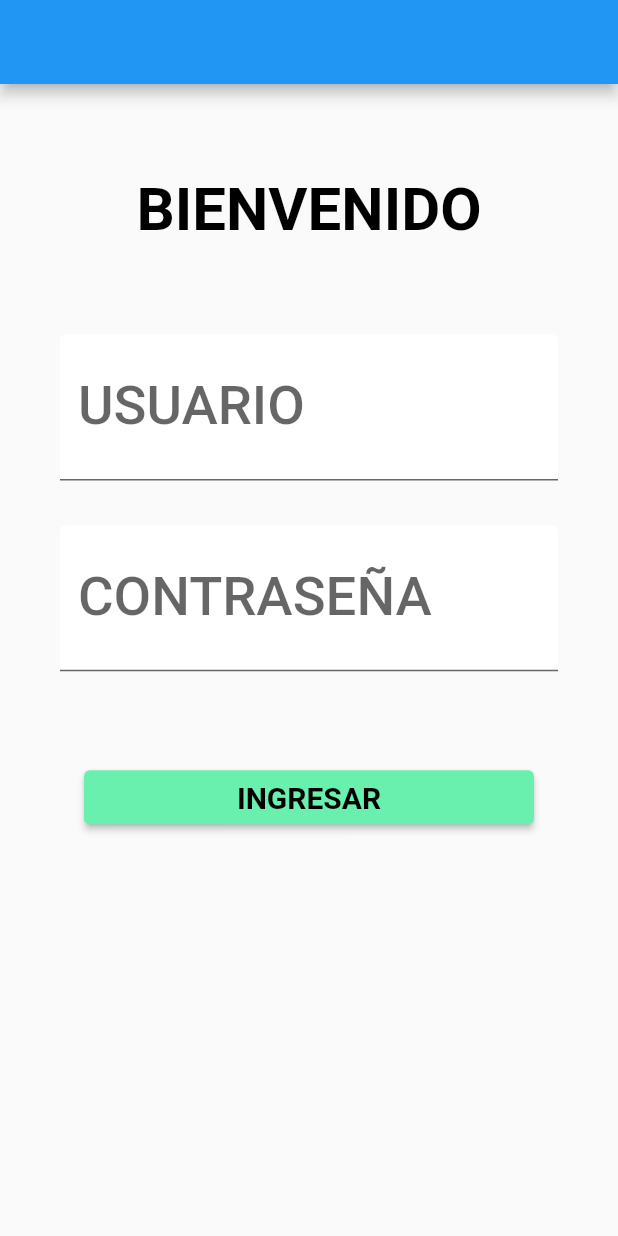
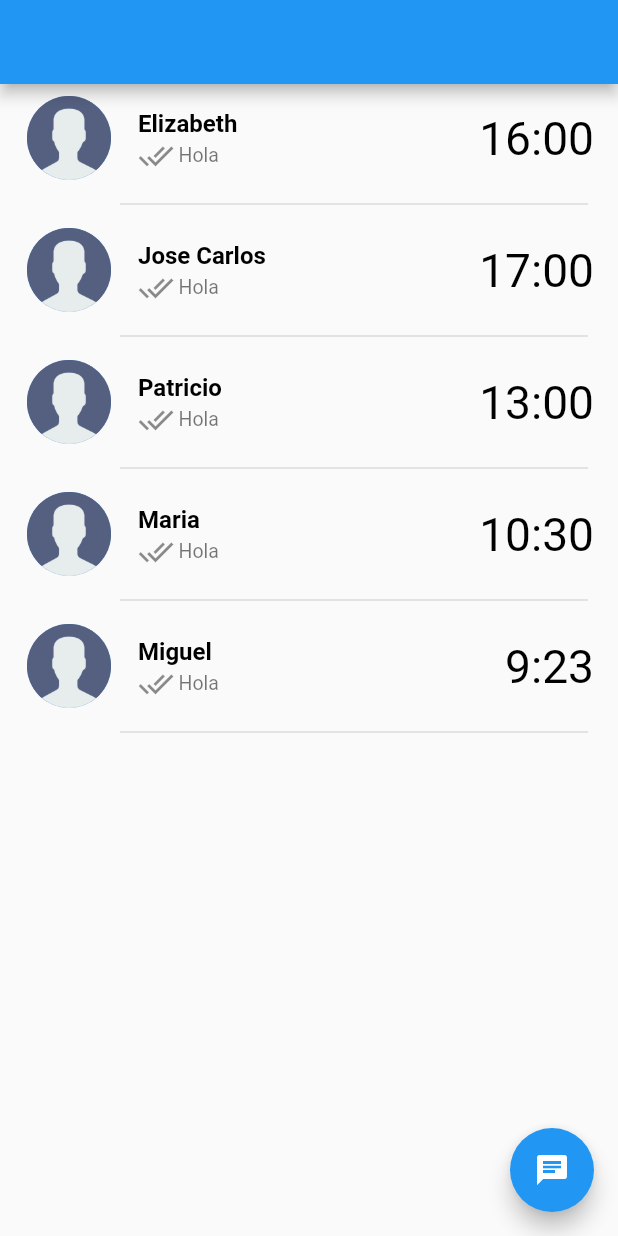
Before and after one commit to Shinoda2/PRY20220116-Recursos-TDP, a Flutter app: the screen it shows after launch, on a phone screen of 412 x 824 dp. Run offline on Flutter 3.47's test engine with Material 2 defaults, Android fonts, the phone set to English and light mode, and no system bars; our stand-ins replace flutter_chat_types, flutter_chat_ui, table_calendar; Roboto replaces fonts that are missing (Montserrat).

Commit message:
list_patient was added

```diff
--- a/lib/main.dart
+++ b/lib/main.dart
@@ -1,6 +1,7 @@
 import 'package:flutter/material.dart';
 import 'package:pry20220116/screens/calendar.dart';
 import 'package:pry20220116/screens/home.dart';
+import 'package:pry20220116/screens/list_patient.dart';
 import 'package:pry20220116/screens/login.dart';
 import 'dart:ui';
 
@@ -85,7 +86,7 @@ class MyApp extends StatelessWidget {
         )
       ),
       debugShowCheckedModeBanner: false,
-      home: LoginMedico(),
+      home: ListPatient(),
       //initialRoute: '/home',
       /*routes: {
         '/': (context) => const Login(),
--- /dev/null
+++ b/lib/models/patients.dart
@@ -0,0 +1,14 @@
+class Patient{
+  String name;
+  String icon;
+  String time;
+  String currentMessage;
+
+  Patient(
+      this.name,
+      this.icon,
+      this.time,
+      this.currentMessage
+  );
+
+}
--- /dev/null
+++ b/lib/screens/individual_patient_chat.dart
@@ -0,0 +1,15 @@
+import 'package:flutter/material.dart';
+
+class IndividualPatientChat extends StatefulWidget{
+  @override
+  _IndividualPatientChat createState() => _IndividualPatientChat();
+}
+
+class _IndividualPatientChat extends State<IndividualPatientChat>{
+  @override
+  Widget build(BuildContext context) {
+    return Scaffold(
+
+    );
+  }
+}
--- /dev/null
+++ b/lib/screens/list_patient.dart
@@ -0,0 +1,34 @@
+import 'package:flutter/material.dart';
+import 'package:pry20220116/models/patients.dart';
+import 'package:pry20220116/widgets/patient_card.dart';
+
+class ListPatient extends StatefulWidget{
+  @override
+  _ListPatient createState() => _ListPatient();
+}
+
+class _ListPatient extends State<ListPatient> {
+  List<Patient> patients=[
+    Patient('Elizabeth','assets/image/icon.png','16:00','Hola'),
+    Patient('Jose Carlos','assets/image/icon.png','17:00','Hola'),
+    Patient('Patricio','assets/image/icon.png','13:00','Hola'),
+    Patient('Maria','assets/image/icon.png','10:30','Hola'),
+    Patient('Miguel','assets/image/icon.png','9:23','Hola'),
+  ];
+
+  @override
+  Widget build(BuildContext context) {
+    return Scaffold(
+        appBar: AppBar(),
+        //backgroundColor: Colors.white70,
+        floatingActionButton: FloatingActionButton(
+          onPressed: (){},
+          child: Icon(Icons.chat),
+        ),
+      body: ListView.builder(
+        itemCount: patients.length,
+        itemBuilder: (context,index)=> PatientCard(patients[index]),
+      ),
+      );
+  }
+}
--- /dev/null
+++ b/lib/widgets/patient_card.dart
@@ -0,0 +1,54 @@
+//import 'package:flutter_svg/flutter_svg.dart';
+import 'package:flutter/material.dart';
+import 'package:pry20220116/models/patients.dart';
+import 'package:pry20220116/screens/individual_patient_chat.dart';
+
+class PatientCard extends StatelessWidget{
+  final Patient patient;
+  PatientCard(this.patient);
+
+  @override
+  Widget build(BuildContext context) {
+     return InkWell(
+       onTap: (){
+          Navigator.push(context, MaterialPageRoute(builder: (context)=>IndividualPatientChat()));
+       },
+       child: Column(
+         children: [
+           ListTile(
+             leading: CircleAvatar(
+               radius: 30,
+               child: Image.asset(
+                   '${patient.icon}'
+               ),
+             ),
+             title: Text('${patient.name}',
+               style: TextStyle(
+                 fontSize: 16,
+                 fontWeight: FontWeight.bold,
+               ),),
+             subtitle: Row(
+               children:[
+                 Icon(Icons.done_all),
+                 SizedBox(width: 3,),
+                 Text('${patient.currentMessage}',
+                   style: TextStyle(
+                     fontSize: 13,
+                   ),)
+               ],
+             ),
+             trailing: Text('${patient.time}'),
+           ),
+           Padding(
+             padding: const EdgeInsets.only(right: 20, left: 80),
+             child: Divider(
+                 thickness: 1
+             ),
+           ),
+         ],
+       ),
+     );
+
+  }
+
+}
--- a/pubspec.yaml
+++ b/pubspec.yaml
@@ -36,6 +36,7 @@ dependencies:
   cupertino_icons: ^1.0.2
   table_calendar: ^3.0.0
   flutter_chat_ui: ^1.6.2
+  flutter_svg: ^0.19.0
   http: ^0.13.4
 dev_dependencies:
   flutter_test:
@@ -59,8 +60,10 @@ flutter:
   # the material Icons class.
   uses-material-design: true
 
+
   # To add assets to your application, add an assets section, like this:
-  # assets:
+  assets:
+    - assets/image/
   #   - images/a_dot_burr.jpeg
   #   - images/a_dot_ham.jpeg
 
```
Also changed, not shown: assets/image/icon.png (added), pubspec.lock.
